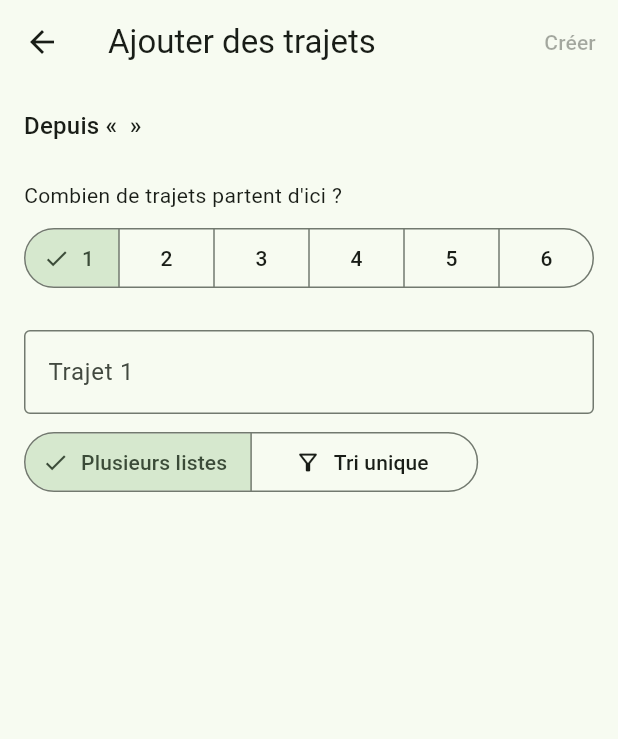
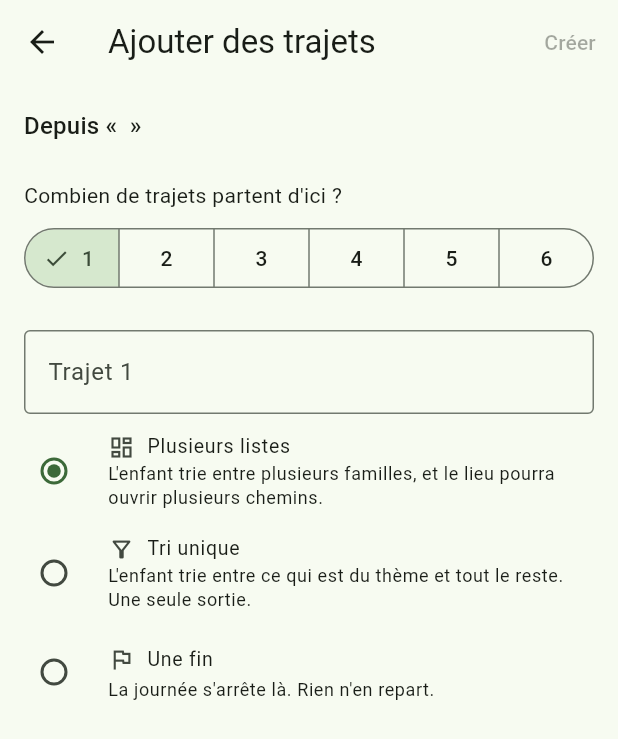
Before and after one commit to Narya-Bordeaux/lecture, a Flutter app: the AddTripsPage screen opened directly with empty values, on a phone screen of 412 x 824 dp. Shown: the top 739 px of the screen. Run offline on Flutter 3.47's test engine with Material 3 defaults, Android fonts, the phone set to English and light mode, and no system bars.

Commit message:
Un troisieme choix, et des listes bien a soi (0.16.0+29)
Deux remarques d'usage, dont une qui demandait d'abord une verification.

« La liste du reste est-elle globale ? » Non — mais la crainte etait justifiee
dans la lettre. Les listes appartiennent au lieu ; seuls les mots sont
globaux, definis une fois dans le lexique et cites ensuite. Sauf que la
famille etait construite en const, et Dart canonise les constantes : deux tris
uniques partageaient litteralement le meme objet. Immutable, donc rien
n'aurait jamais diverge — mais il ne faut pas avoir a le demontrer pour etre
tranquille. Le const tombe, et deux tests le prouvent : les familles ne sont
pas le meme objet, et remplir l'une laisse l'autre intacte.

Un troisieme choix structurel : « Une fin ». A cote du tri a plusieurs listes
et du tri unique, TripKind.ending cree un lieu deja acheve — le seul qu'on
puisse creer termine, ni faux ni incomplet. Il manquait : rien ne permettait
de clore une journee depuis l'outil.

Les trois choix quittent le bouton segmente pour une liste a trois entrees, ou
chacune dit en une ligne ce que l'enfant y fera. Ce ne sont pas trois facons
d'habiller un lieu, ce sont trois mecaniques ; un controle qui les reduit a
des etiquettes courtes le cachait.

- RadioListTile avait change d'API : les deux avertissements de depreciation
  sont traites par un RadioGroup, pas laisses en place.
- Le plan de navigation discute — cliquer le titre pour l'image et les zones,
  cliquer un trajet pour sa liste de mots, un bouton « Valider » — est
  consigne dans TODO.md. Il absorbe les etapes 4 a 6 du chantier, et reste a
  arbitrer.

240 tests au vert, dont 7 nouveaux. flutter analyze sans remarque.

Co-Authored-By: Claude Opus 5 <noreply@anthropic.com>
Claude-Session: https://claude.ai/code/session_013A4FAiCkoWwc4m4KhUcn8t

```diff
--- a/lib/ui/pages/add_trips_page.dart
+++ b/lib/ui/pages/add_trips_page.dart
@@ -154,35 +154,75 @@ class _AddTripsPageState extends State<AddTripsPage> {
             // Le bouton « Créer » s'active des qu'un nom est saisi.
             onChanged: (_) => setState(() {}),
           ),
-          const SizedBox(height: 8),
-          SegmentedButton<TripKind>(
-            segments: const <ButtonSegment<TripKind>>[
-              ButtonSegment<TripKind>(
-                value: TripKind.ordinary,
-                label: Text('Plusieurs listes'),
-                icon: Icon(Icons.dashboard_outlined),
-              ),
-              ButtonSegment<TripKind>(
-                value: TripKind.singleSort,
-                label: Text('Tri unique'),
-                icon: Icon(Icons.filter_alt_outlined),
-              ),
-            ],
-            selected: <TripKind>{_kinds[index]},
-            onSelectionChanged: (selection) =>
-                setState(() => _kinds[index] = selection.first),
+          const SizedBox(height: 4),
+          // Trois choix structurels, et non trois façons d'habiller un lieu :
+          // ils décident de ce que l'enfant fera là-bas. Une liste déroulante
+          // les cacherait ; chacun s'explique donc en une ligne.
+          RadioGroup<TripKind>(
+            groupValue: _kinds[index],
+            onChanged: (chosen) => setState(() => _kinds[index] = chosen!),
+            child: const Column(
+              children: <Widget>[
+                _KindChoice(
+                  kind: TripKind.ordinary,
+                  icon: Icons.dashboard_outlined,
+                  title: 'Plusieurs listes',
+                  explanation: 'L\'enfant trie entre plusieurs familles, et le '
+                      'lieu pourra ouvrir plusieurs chemins.',
+                ),
+                _KindChoice(
+                  kind: TripKind.singleSort,
+                  icon: Icons.filter_alt_outlined,
+                  title: 'Tri unique',
+                  explanation: 'L\'enfant trie entre ce qui est du thème et '
+                      'tout le reste. Une seule sortie.',
+                ),
+                _KindChoice(
+                  kind: TripKind.ending,
+                  icon: Icons.flag_outlined,
+                  title: 'Une fin',
+                  explanation: 'La journée s\'arrête là. Rien n\'en repart.',
+                ),
+              ],
+            ),
           ),
-          if (_kinds[index] == TripKind.singleSort)
-            Padding(
-              padding: const EdgeInsets.only(top: 6),
-              child: Text(
-                'Là-bas, l\'enfant triera entre ce qui est du thème et tout '
-                'le reste. Une seule sortie.',
-                style: Theme.of(context).textTheme.bodySmall,
-              ),
-            ),
         ],
       ),
     );
   }
 }
+
+/// Un des trois choix structurels, avec ce qu'il change pour l'enfant.
+class _KindChoice extends StatelessWidget {
+  const _KindChoice({
+    required this.kind,
+    required this.icon,
+    required this.title,
+    required this.explanation,
+  });
+
+  final TripKind kind;
+  final IconData icon;
+  final String title;
+  final String explanation;
+
+  @override
+  Widget build(BuildContext context) {
+    return RadioListTile<TripKind>(
+      value: kind,
+      dense: true,
+      contentPadding: EdgeInsets.zero,
+      title: Row(
+        children: <Widget>[
+          Icon(icon, size: 18),
+          const SizedBox(width: 8),
+          Text(title),
+        ],
+      ),
+      subtitle: Text(
+        explanation,
+        style: Theme.of(context).textTheme.bodySmall,
+      ),
+    );
+  }
+}
--- a/pubspec.yaml
+++ b/pubspec.yaml
@@ -16,7 +16,7 @@ publish_to: 'none' # Remove this line if you wish to publish to pub.dev
 # https://developer.apple.com/library/archive/documentation/General/Reference/InfoPlistKeyReference/Articles/CoreFoundationKeys.html
 # In Windows, build-name is used as the major, minor, and patch parts
 # of the product and file versions while build-number is used as the build suffix.
-version: 0.15.0+28
+version: 0.16.0+29
 
 environment:
   sdk: ^3.12.2
```
Also changed, not shown: lib/application/adventure_builder.dart (+27 -9 lines), 7 other files.
